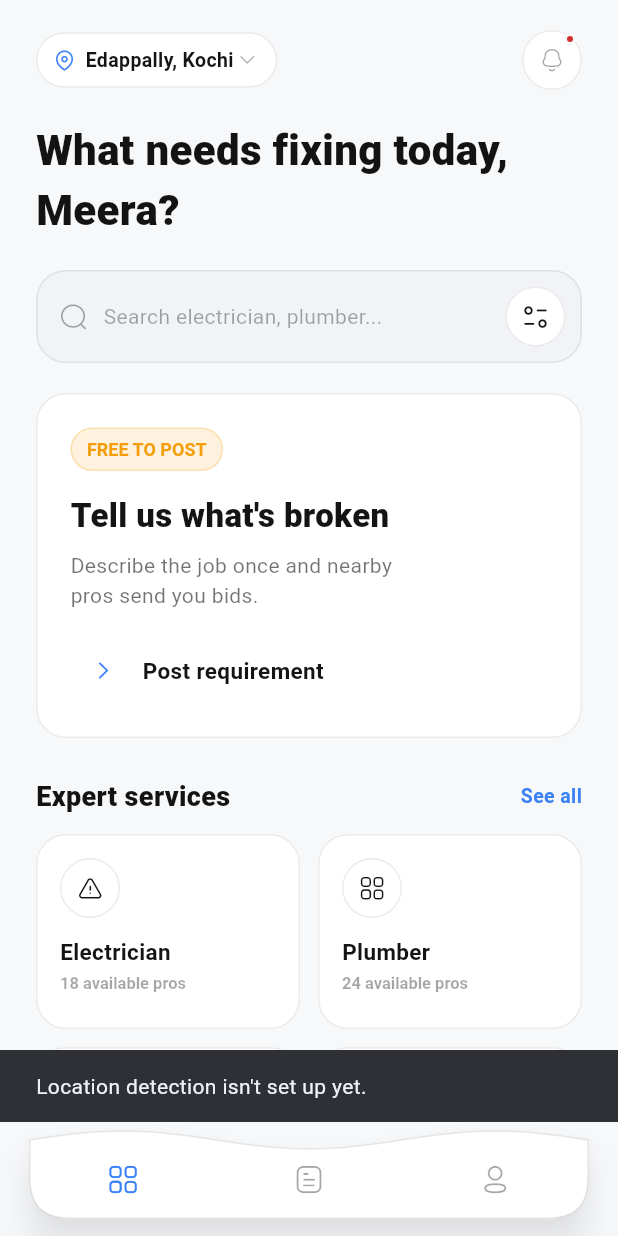
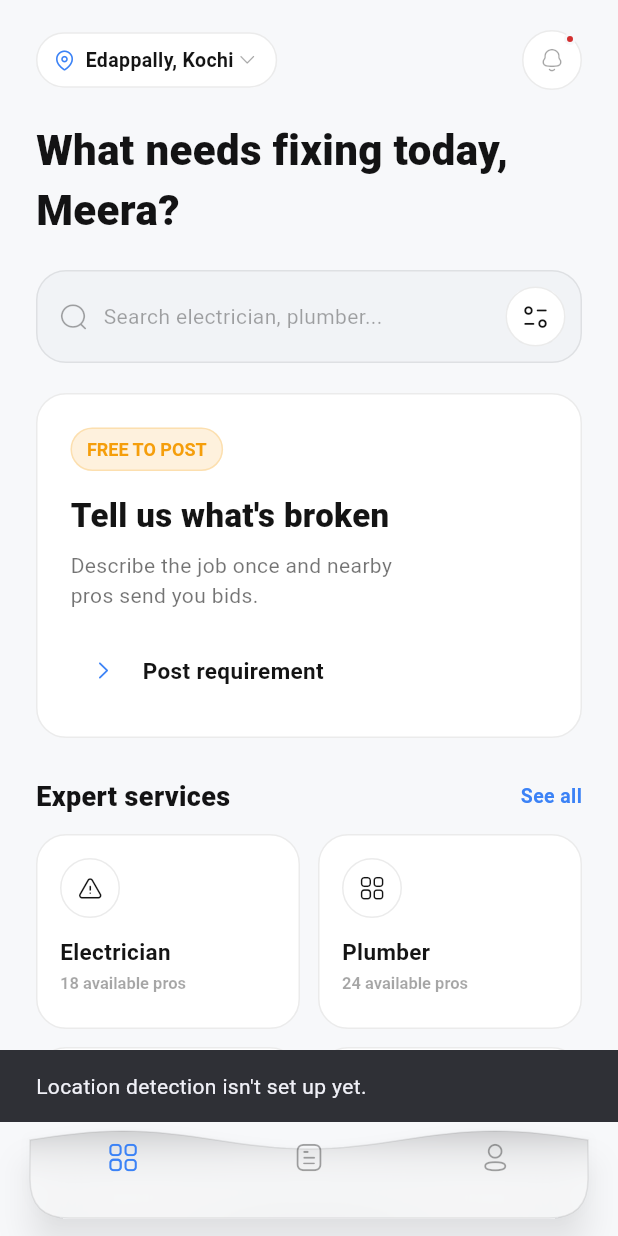
Before and after one commit to avinashkp-96/OneHub, a Flutter app: the DashboardScreen screen opened by its route, after a tap on "Edappally, Kochi", on a phone screen of 412 x 824 dp. Run offline on Flutter 3.47's test engine with Material 3 defaults, Android fonts, the phone set to English and light mode, and no system bars; our stand-ins replace flutter_secure_storage; accounts and stored records are empty; network calls fail; Roboto replaces fonts that are missing (Bricolage Grotesque, DM Sans).

Commit message:
Make CurvedNavBar a frosted-glass blur instead of a solid fill
Replaced the bar's solid navBarFillDark/Light fill with a
BackdropFilter(ImageFilter.blur) clipped to the same wavy-top path, so
scrolled content behind the bar shows through blurred instead of being
hidden. The tint over the blur is now translucent (45% alpha) rather
than opaque - the blur itself is what keeps content legible, not the
tint.

Extracted the bar's silhouette into a shared _wavePath function used
by the clipper, shadow painter, and border painter, instead of
duplicating the path-building logic across paint calls.

Added a dedicated test file for CurvedNavBar (didn't have one before)
covering the blur/translucency and tap-to-select behavior.

```diff
--- a/packages/shared-flutter/lib/src/theme/curved_nav_bar.dart
+++ b/packages/shared-flutter/lib/src/theme/curved_nav_bar.dart
@@ -1,4 +1,5 @@
 import 'dart:math' as math;
+import 'dart:ui';
 import 'package:flutter/material.dart';
 import 'onehub_colors.dart';
 
@@ -9,11 +10,16 @@ class CurvedNavItem {
 }
 
 /// A floating bottom navigation bar with a gently wavy top edge, per a
-/// reference screenshot: icon-only tabs (no visible labels) on a dark,
-/// rounded bar that floats above the screen edge, distinct from Material's
+/// reference screenshot: icon-only tabs (no visible labels) on a frosted
+/// glass bar that floats above the screen edge, distinct from Material's
 /// square-edged, full-width `NavigationBar` used previously. `label` is
 /// still carried per item for semantics/tooltips even though it isn't
 /// painted, so each tab stays accessible.
+///
+/// The bar has no solid fill — a `BackdropFilter` blurs whatever scrolls
+/// behind it, tinted by a translucent version of `OneHubColors.navBarFillDark`/
+/// `.navBarFillLight` (not a semi-transparent app color; the blur itself is
+/// what makes content behind it legible instead of just dimmed).
 class CurvedNavBar extends StatelessWidget {
   final List<CurvedNavItem> items;
   final int selectedIndex;
@@ -28,8 +34,9 @@ class CurvedNavBar extends StatelessWidget {
   @override
   Widget build(BuildContext context) {
     final dark = Theme.of(context).brightness == Brightness.dark;
-    final fill =
-        dark ? OneHubColors.navBarFillDark : OneHubColors.navBarFillLight;
+    final tint =
+        (dark ? OneHubColors.navBarFillDark : OneHubColors.navBarFillLight)
+            .withValues(alpha: 0.45);
     final border =
         dark ? OneHubColors.cardBorderDark : OneHubColors.cardBorderLight;
     final inactive =
@@ -42,9 +49,23 @@ class CurvedNavBar extends StatelessWidget {
         padding: const EdgeInsets.symmetric(horizontal: 20),
         child: SizedBox(
           height: 64,
-          child: CustomPaint(
-            painter: _WaveNavPainter(fill: fill, border: border),
-            child: Padding(
+          child: Stack(
+            children: [
+              const Positioned.fill(
+                  child: CustomPaint(painter: _WaveShadowPainter())),
+              Positioned.fill(
+                child: ClipPath(
+                  clipper: const _WaveClipper(),
+                  child: BackdropFilter(
+                    filter: ImageFilter.blur(sigmaX: 20, sigmaY: 20),
+                    child: DecoratedBox(decoration: BoxDecoration(color: tint)),
+                  ),
+                ),
+              ),
+              Positioned.fill(
+                  child:
+                      CustomPaint(painter: _WaveBorderPainter(border: border))),
+              Padding(
                 padding: const EdgeInsets.only(top: 12),
                 child: Row(
                   children: [
@@ -70,6 +91,7 @@ class CurvedNavBar extends StatelessWidget {
                   ],
                 ),
               ),
+            ],
           ),
         ),
       ),
@@ -77,43 +99,64 @@ class CurvedNavBar extends StatelessWidget {
   }
 }
 
-/// Paints a rounded-bottom bar shape whose top edge undulates in a gentle
-/// wave instead of running straight, matching the reference's curved-top
-/// silhouette.
-class _WaveNavPainter extends CustomPainter {
-  final Color fill;
-  final Color border;
-  static const _amplitude = 6.0;
-  static const _cycles = 1.5;
-  static const _bottomRadius = 26.0;
+/// The rounded-bottom, wavy-top bar silhouette, shared by the clipper (for
+/// the blur) and the shadow/border painters.
+Path _wavePath(Size size) {
+  const amplitude = 6.0;
+  const cycles = 1.5;
+  const bottomRadius = 26.0;
+  const baseline = amplitude + 6;
 
-  const _WaveNavPainter({required this.fill, required this.border});
+  double waveY(double x) =>
+      baseline - amplitude * math.sin(2 * math.pi * cycles * x / size.width);
 
-  double _waveY(double x, double width) {
-    const baseline = _amplitude + 6;
-    return baseline - _amplitude * math.sin(2 * math.pi * _cycles * x / width);
+  final path = Path()..moveTo(0, waveY(0));
+  const steps = 48;
+  for (var i = 1; i <= steps; i++) {
+    final x = size.width * i / steps;
+    path.lineTo(x, waveY(x));
+  }
+  path
+    ..lineTo(size.width, size.height - bottomRadius)
+    ..quadraticBezierTo(
+        size.width, size.height, size.width - bottomRadius, size.height)
+    ..lineTo(bottomRadius, size.height)
+    ..quadraticBezierTo(0, size.height, 0, size.height - bottomRadius)
+    ..close();
+  return path;
+}
+
+class _WaveClipper extends CustomClipper<Path> {
+  const _WaveClipper();
+
+  @override
+  Path getClip(Size size) => _wavePath(size);
+
+  @override
+  bool shouldReclip(covariant CustomClipper<Path> oldClipper) => false;
+}
+
+class _WaveShadowPainter extends CustomPainter {
+  const _WaveShadowPainter();
+
+  @override
+  void paint(Canvas canvas, Size size) {
+    canvas.drawShadow(
+        _wavePath(size), Colors.black.withValues(alpha: 0.35), 10, false);
   }
 
   @override
+  bool shouldRepaint(covariant _WaveShadowPainter oldDelegate) => false;
+}
+
+class _WaveBorderPainter extends CustomPainter {
+  final Color border;
+  const _WaveBorderPainter({required this.border});
+
+  @override
   void paint(Canvas canvas, Size size) {
-    final path = Path()..moveTo(0, _waveY(0, size.width));
-    const steps = 48;
-    for (var i = 1; i <= steps; i++) {
-      final x = size.width * i / steps;
-      path.lineTo(x, _waveY(x, size.width));
-    }
-    path
-      ..lineTo(size.width, size.height - _bottomRadius)
-      ..quadraticBezierTo(
-          size.width, size.height, size.width - _bottomRadius, size.height)
-      ..lineTo(_bottomRadius, size.height)
-      ..quadraticBezierTo(0, size.height, 0, size.height - _bottomRadius)
-      ..close();
-
-    canvas.drawShadow(path, Colors.black.withValues(alpha: 0.35), 10, false);
-    canvas.drawPath(path, Paint()..color = fill);
     canvas.drawPath(
-      path,
+      _wavePath(size),
       Paint()
         ..color = border
         ..style = PaintingStyle.stroke
@@ -122,6 +165,6 @@ class _WaveNavPainter extends CustomPainter {
   }
 
   @override
-  bool shouldRepaint(covariant _WaveNavPainter oldDelegate) =>
-      oldDelegate.fill != fill || oldDelegate.border != border;
+  bool shouldRepaint(covariant _WaveBorderPainter oldDelegate) =>
+      oldDelegate.border != border;
 }
```
Also changed, not shown: 2 other files. Lines whose indentation alone changed are shown as unchanged.
